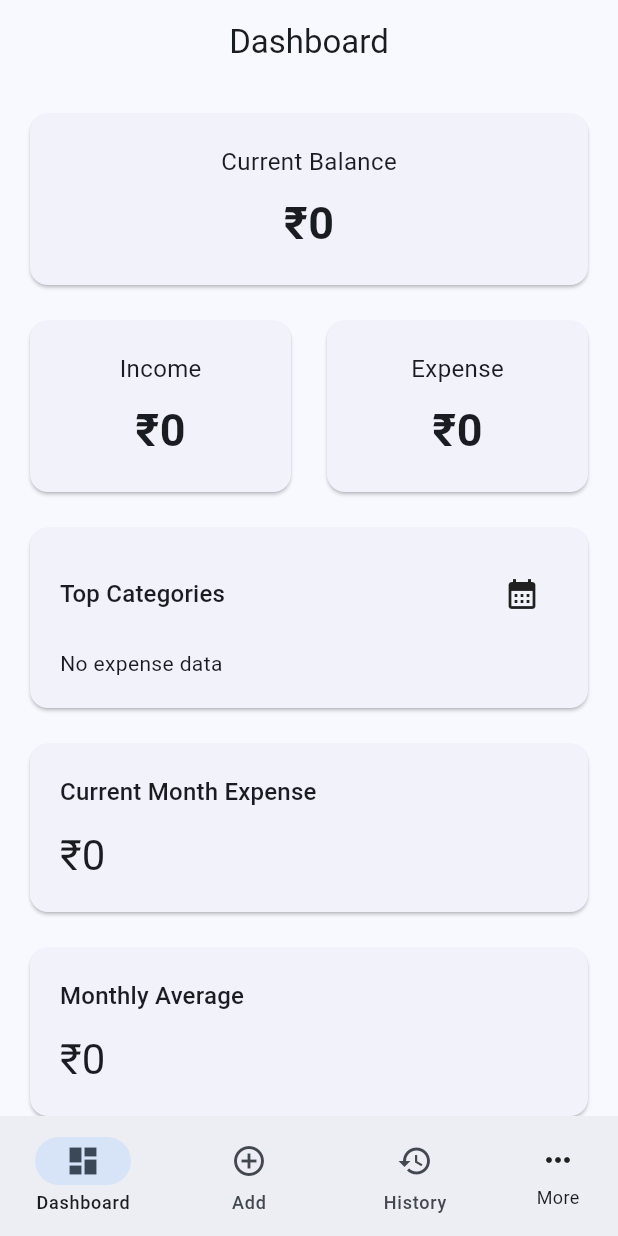
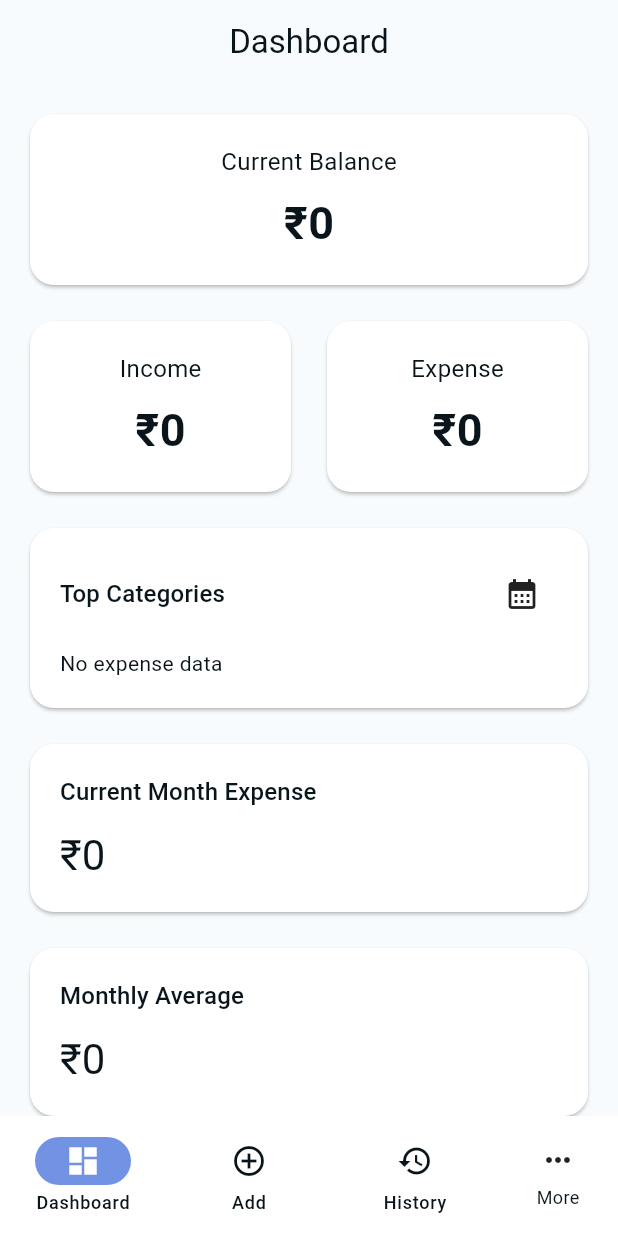
Before and after one commit to elitefantasy/minimal-pocket-finance-app, a Flutter app: the screen it shows after launch, on a phone screen of 412 x 824 dp. Run offline on Flutter 3.47's test engine with Material 3 defaults, Android fonts, the phone set to English and light mode, and no system bars; our stand-ins replace flutter_riverpod, go_router, package_info_plus, shared_preferences, sqflite; missing offline and left inert: saf_stream, saf_util; accounts and stored records are empty.

Commit message:
feat(theme): add centralized design system infrastructure

```diff
--- /dev/null
+++ b/lib/core/theme/app_colors.dart
@@ -0,0 +1,24 @@
+import 'package:flutter/material.dart';
+
+/// Shared color tokens for the Minimal Pocket Finance light theme.
+abstract final class AppColors {
+  static const background = Color(0xFFF8FBFD);
+  static const surface = Color(0xFFFFFFFF);
+  static const text = Color(0xFF09151A);
+  static const primary = Color(0xFF9DE2E7);
+  static const secondary = Color(0xFF7293E3);
+  static const accent = Color(0xFF5C6AC4);
+
+  static const success = Color(0xFF3FAE72);
+  static const warning = Color(0xFFE9A23B);
+  static const error = Color(0xFFD85A5A);
+  static const info = Color(0xFF4C8EDB);
+  static const border = Color(0xFFDCE5E8);
+  static const divider = Color(0xFFEAF0F2);
+  static const disabled = Color(0xFF9AA7AD);
+
+  static const onPrimary = text;
+  static const onSecondary = surface;
+  static const onSurface = text;
+  static const onError = surface;
+}
--- /dev/null
+++ b/lib/core/theme/app_radius.dart
@@ -0,0 +1,9 @@
+import 'package:flutter/material.dart';
+
+abstract final class AppRadius {
+  static const small = BorderRadius.all(Radius.circular(8));
+  static const medium = BorderRadius.all(Radius.circular(12));
+  static const large = BorderRadius.all(Radius.circular(16));
+  static const extraLarge = BorderRadius.all(Radius.circular(24));
+  static const pill = BorderRadius.all(Radius.circular(999));
+}
--- a/lib/core/theme/app_theme.dart
+++ b/lib/core/theme/app_theme.dart
@@ -1,15 +1,62 @@
+import 'package:akm_finance_manager/core/theme/app_colors.dart';
+import 'package:akm_finance_manager/core/theme/app_radius.dart';
+import 'package:akm_finance_manager/core/theme/app_theme_extensions.dart';
+import 'package:akm_finance_manager/core/theme/app_typography.dart';
 import 'package:flutter/material.dart';
 
 class AppTheme {
   AppTheme._();
 
-  static ThemeData get lightTheme {
+  static ThemeData get lightTheme => _buildLightTheme();
+
+  static ThemeData _buildLightTheme() {
+    const colorScheme = ColorScheme.light(
+      primary: AppColors.primary,
+      onPrimary: AppColors.onPrimary,
+      secondary: AppColors.secondary,
+      onSecondary: AppColors.onSecondary,
+      tertiary: AppColors.accent,
+      surface: AppColors.surface,
+      onSurface: AppColors.onSurface,
+      error: AppColors.error,
+      onError: AppColors.onError,
+      outline: AppColors.border,
+      outlineVariant: AppColors.divider,
+    );
+
     return ThemeData(
       useMaterial3: true,
-      colorSchemeSeed: Colors.blue,
       brightness: Brightness.light,
-
-      appBarTheme: const AppBarTheme(centerTitle: true),
+      colorScheme: colorScheme,
+      scaffoldBackgroundColor: AppColors.background,
+      textTheme: AppTypography.textTheme,
+      dividerColor: AppColors.divider,
+      disabledColor: AppColors.disabled,
+      extensions: const [AppSemanticColors.light, AppGradientTheme.light],
+      appBarTheme: const AppBarTheme(
+        centerTitle: true,
+        backgroundColor: AppColors.background,
+        foregroundColor: AppColors.text,
+        surfaceTintColor: Colors.transparent,
+      ),
+      cardTheme: const CardThemeData(
+        color: AppColors.surface,
+        surfaceTintColor: Colors.transparent,
+        shape: RoundedRectangleBorder(borderRadius: AppRadius.large),
+      ),
+      inputDecorationTheme: const InputDecorationTheme(
+        filled: true,
+        fillColor: AppColors.surface,
+        border: OutlineInputBorder(borderRadius: AppRadius.medium),
+        enabledBorder: OutlineInputBorder(
+          borderRadius: AppRadius.medium,
+          borderSide: BorderSide(color: AppColors.border),
+        ),
+        focusedBorder: OutlineInputBorder(
+          borderRadius: AppRadius.medium,
+          borderSide: BorderSide(color: AppColors.accent, width: 2),
+        ),
+      ),
     );
   }
 }
--- /dev/null
+++ b/lib/core/theme/app_theme_extensions.dart
@@ -0,0 +1,104 @@
+import 'package:akm_finance_manager/core/theme/app_colors.dart';
+import 'package:akm_finance_manager/core/theme/app_gradients.dart';
+import 'package:flutter/material.dart';
+
+@immutable
+class AppSemanticColors extends ThemeExtension<AppSemanticColors> {
+  const AppSemanticColors({
+    required this.success,
+    required this.warning,
+    required this.info,
+    required this.border,
+    required this.divider,
+    required this.disabled,
+  });
+
+  final Color success;
+  final Color warning;
+  final Color info;
+  final Color border;
+  final Color divider;
+  final Color disabled;
+
+  static const light = AppSemanticColors(
+    success: AppColors.success,
+    warning: AppColors.warning,
+    info: AppColors.info,
+    border: AppColors.border,
+    divider: AppColors.divider,
+    disabled: AppColors.disabled,
+  );
+
+  @override
+  AppSemanticColors copyWith({
+    Color? success,
+    Color? warning,
+    Color? info,
+    Color? border,
+    Color? divider,
+    Color? disabled,
+  }) => AppSemanticColors(
+    success: success ?? this.success,
+    warning: warning ?? this.warning,
+    info: info ?? this.info,
+    border: border ?? this.border,
+    divider: divider ?? this.divider,
+    disabled: disabled ?? this.disabled,
+  );
+
+  @override
+  AppSemanticColors lerp(AppSemanticColors? other, double t) {
+    if (other is! AppSemanticColors) return this;
+    return AppSemanticColors(
+      success: Color.lerp(success, other.success, t)!,
+      warning: Color.lerp(warning, other.warning, t)!,
+      info: Color.lerp(info, other.info, t)!,
+      border: Color.lerp(border, other.border, t)!,
+      divider: Color.lerp(divider, other.divider, t)!,
+      disabled: Color.lerp(disabled, other.disabled, t)!,
+    );
+  }
+}
+
+@immutable
+class AppGradientTheme extends ThemeExtension<AppGradientTheme> {
+  const AppGradientTheme({
+    required this.primary,
+    required this.surface,
+    required this.income,
+    required this.expense,
+    required this.success,
+  });
+
+  final Gradient primary;
+  final Gradient surface;
+  final Gradient income;
+  final Gradient expense;
+  final Gradient success;
+
+  static const light = AppGradientTheme(
+    primary: AppGradients.primary,
+    surface: AppGradients.surface,
+    income: AppGradients.income,
+    expense: AppGradients.expense,
+    success: AppGradients.success,
+  );
+
+  @override
+  AppGradientTheme copyWith({
+    Gradient? primary,
+    Gradient? surface,
+    Gradient? income,
+    Gradient? expense,
+    Gradient? success,
+  }) => AppGradientTheme(
+    primary: primary ?? this.primary,
+    surface: surface ?? this.surface,
+    income: income ?? this.income,
+    expense: expense ?? this.expense,
+    success: success ?? this.success,
+  );
+
+  @override
+  AppGradientTheme lerp(AppGradientTheme? other, double t) => this;
+}
--- /dev/null
+++ b/lib/core/theme/app_typography.dart
@@ -0,0 +1,11 @@
+import 'package:flutter/material.dart';
+
+abstract final class AppTypography {
+  static const _fontFamily = 'Roboto';
+
+  static TextTheme get textTheme => Typography.material2021().black.apply(
+    fontFamily: _fontFamily,
+    bodyColor: const Color(0xFF09151A),
+    displayColor: const Color(0xFF09151A),
+  );
+}
```
Also changed, not shown: lib/core/theme/app_gradients.dart (added, +34 -0 lines), lib/core/theme/app_icons.dart (added, +27 -0 lines), lib/core/theme/app_shadows.dart (added, +13 -0 lines), lib/core/theme/app_spacing.dart (added, +8 -0 lines).
